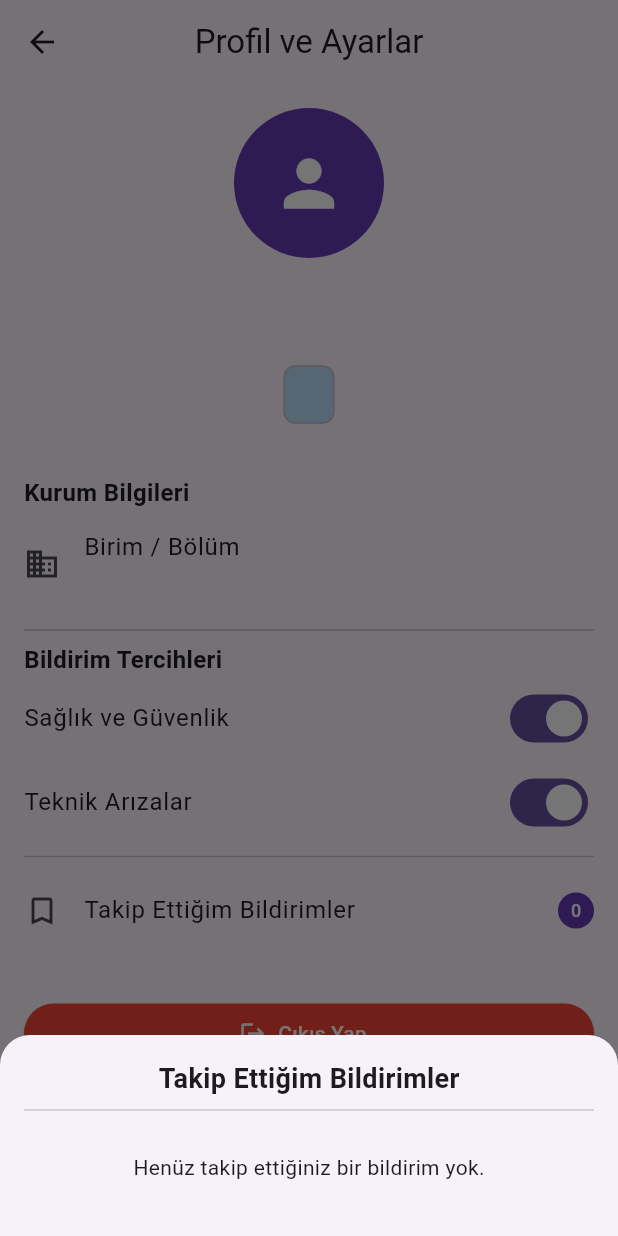
After one commit to SilaGeldi/Mobil_Projesi, a Flutter app: the ProfilePage screen opened directly, after a tap on "Takip Ettiğim Bildirimler", on a phone screen of 412 x 824 dp. The commit adds this screen. Run offline on Flutter 3.47's test engine with Material 3 defaults, Android fonts, the phone set to English and light mode, and no system bars; our stand-ins replace cloud_firestore, firebase_auth, firebase_core, geolocator, google_maps_flutter; accounts and stored records are empty.

Commit message:
feat: profil sayfasi, bildirim takip sistemi ve user preferences altyapisi tamamlandi

```diff
--- a/lib/main.dart
+++ b/lib/main.dart
@@ -11,7 +11,6 @@ import 'view_models/notification_view_model.dart';
 // Views
 import 'views/auth/login_view.dart';
 import 'views/main/home_page.dart';
-import 'views/main/add_new_notif_page.dart';
 
 // 🔥 TEST MODU — sadece sen kullanacaksın
 const bool testMode = false;
--- a/lib/models/notification_model.dart
+++ b/lib/models/notification_model.dart
@@ -10,6 +10,7 @@ class NotificationModel {
   Timestamp date;
   String createdBy;
   String createdByName;
+  final List<String> followers;
 
   NotificationModel({
     this.notifId,
@@ -21,6 +22,7 @@ class NotificationModel {
     required this.date,
     required this.createdBy,
     required this.createdByName,
+    required this.followers,
   });
 
   // Firestore -> Model
@@ -36,6 +38,7 @@ class NotificationModel {
       date: map['date'] ?? Timestamp.now(),
       createdBy: map['createdBy'] ?? '',
       createdByName: map['createdByName'] ?? '',
+      followers: List<String>.from(map['followers'] ?? []),
 
     );
   }
@@ -51,7 +54,7 @@ class NotificationModel {
       "date": date,
       "createdBy": createdBy,
       "createdByName": createdByName,
-
+      "followers": followers,
     };
   }
 }
--- a/lib/views/main/add_new_notif_page.dart
+++ b/lib/views/main/add_new_notif_page.dart
@@ -77,6 +77,7 @@ class _AddNewNotificationPageState extends State<AddNewNotificationPage> {
       date: Timestamp.now(),
       createdBy: user.uid,
       createdByName: user.name,
+      followers: [],
     );
 
     await context
--- /dev/null
+++ b/lib/views/main/profile_page.dart
@@ -0,0 +1,195 @@
+import 'package:akilli_kampus_proje/view_models/notification_view_model.dart';
+import 'package:akilli_kampus_proje/views/auth/login_view.dart';
+import 'package:flutter/material.dart';
+import 'package:provider/provider.dart';
+import '../../view_models/auth_view_model.dart';
+
+class ProfilePage extends StatelessWidget {
+  const ProfilePage({super.key});
+
+  @override
+  Widget build(BuildContext context) {
+    // AuthViewModel'e erişiyoruz
+    final authViewModel = Provider.of<AuthViewModel>(context);
+    final user = authViewModel.currentUser;
+
+    return Scaffold(
+      appBar: AppBar(
+        title: const Text("Profil ve Ayarlar"),
+        centerTitle: true,
+      ),
+      body: user == null
+          ? const Center(child: CircularProgressIndicator())
+          : SingleChildScrollView(
+              padding: const EdgeInsets.all(16.0),
+              child: Column(
+                crossAxisAlignment: CrossAxisAlignment.start,
+                children: [
+                  // 1. Profil Bilgileri Bölümü (Gereksinim 7)
+                  Center(
+                    child: Column(
+                      children: [
+                        const CircleAvatar(
+                          radius: 50,
+                          backgroundColor: Colors.deepPurple,
+                          child: Icon(Icons.person, size: 50, color: Colors.white),
+                        ),
+                        const SizedBox(height: 10),
+                        Text(
+                          user.name,
+                          style: const TextStyle(fontSize: 22, fontWeight: FontWeight.bold),
+                        ),
+                        Text(
+                          user.email,
+                          style: TextStyle(color: Colors.grey[600]),
+                        ),
+                        const SizedBox(height: 5),
+                        Chip(
+                          label: Text(user.role.toUpperCase()),
+                          backgroundColor: user.role == "admin" ? Colors.red[100] : Colors.blue[100],
+                        ),
+                      ],
+                    ),
+                  ),
+                  const SizedBox(height: 30),
+
+                  const Text("Kurum Bilgileri", style: TextStyle(fontWeight: FontWeight.bold, fontSize: 16)),
+                  ListTile(
+                    contentPadding: EdgeInsets.zero,
+                    leading: const Icon(Icons.business),
+                    title: const Text("Birim / Bölüm"),
+                    subtitle: Text(user.unit),
+                  ),
+                  const Divider(),
+
+                  // 2. Bildirim Ayarları (Gereksinim 7)
+                  const Text("Bildirim Tercihleri", style: TextStyle(fontWeight: FontWeight.bold, fontSize: 16)),
+                  // Sağlık ve Güvenlik Switch'i
+SwitchListTile(
+  contentPadding: EdgeInsets.zero,
+  title: const Text("Sağlık ve Güvenlik"),
+  // null safety için ünlem veya varsayılan değer kullanıyoruz
+  value: user.preferences['health'] ?? true,
+  onChanged: (val) {
+    authViewModel.updateNotificationPreference('health', val);
+  },
+),
+
+// Teknik Arızalar Switch'i
+SwitchListTile(
+  contentPadding: EdgeInsets.zero,
+  title: const Text("Teknik Arızalar"),
+  value: user.preferences['technical'] ?? true,
+  onChanged: (val) {
+    authViewModel.updateNotificationPreference('technical', val);
+  },
+),
+                  const Divider(),
+
+                  // 3. Takip Edilen Bildirimler
+                 // ProfilePage içindeki Takip Edilenler ListTile'ı için yönlendirme mantığı:
+
+ListTile(
+  contentPadding: EdgeInsets.zero,
+  leading: const Icon(Icons.bookmark_outline),
+  title: const Text("Takip Ettiğim Bildirimler"),
+  // Takip edilen bildirim sayısını göstermek için:
+  trailing: CircleAvatar(
+    radius: 12,
+    backgroundColor: Colors.deepPurple,
+    child: Text(
+      context.read<NotificationViewModel>().getFollowedNotifications(user!.uid).length.toString(),
+      style: const TextStyle(fontSize: 12, color: Colors.white),
+    ),
+  ),
+  onTap: () {
+    // Burada yeni bir sayfaya yönlendirebiliriz veya
+    // bir ModalBottomSheet açıp listeyi gösterebiliriz.
+    _showFollowedNotifications(context, user.uid);
+  },
+),
+                  const SizedBox(height: 30),
+
+                  // 4. Çıkış Yap (Gereksinim 7)
+                  SizedBox(
+                    width: double.infinity,
+                    child: ElevatedButton.icon(
+                      onPressed: () async {
+                        await authViewModel.signOut();
+                         Navigator.of(context).pushReplacement(
+                        MaterialPageRoute(builder: (context) => const LoginView()),
+                      );
+                        // SignOut sonrası AuthViewModel'deki notifyListeners() tetiklenir
+                        // Eğer main.dart'ta StreamBuilder veya Consumer varsa otomatik Login'e atar.
+                      },
+                      icon: const Icon(Icons.logout),
+                      label: const Text("Çıkış Yap"),
+                      style: ElevatedButton.styleFrom(
+                        backgroundColor: Colors.red,
+                        foregroundColor: Colors.white,
+                      ),
+                    ),
+                  ),
+                ],
+              ),
+            ),
+    );
+  }
+
+  void _showFollowedNotifications(BuildContext context, String uid) {
+    showModalBottomSheet(
+    context: context,
+    shape: const RoundedRectangleBorder(
+      borderRadius: BorderRadius.vertical(top: Radius.circular(20)),
+    ),
+    builder: (context) {
+      // NotificationViewModel'i dinliyoruz
+      return Consumer<NotificationViewModel>(
+        builder: (context, notificationVM, child) {
+          final followedList = notificationVM.getFollowedNotifications(uid);
+
+          return Padding(
+            padding: const EdgeInsets.all(16.0),
+            child: Column(
+              mainAxisSize: MainAxisSize.min,
+              children: [
+                const Text(
+                  "Takip Ettiğim Bildirimler",
+                  style: TextStyle(fontSize: 18, fontWeight: FontWeight.bold),
+                ),
+                const Divider(),
+                followedList.isEmpty
+                    ? const Padding(
+                        padding: EdgeInsets.all(20.0),
+                        child: Text("Henüz takip ettiğiniz bir bildirim yok."),
+                      )
+                    : Expanded(
+                        child: ListView.builder(
+                          itemCount: followedList.length,
+                          itemBuilder: (context, index) {
+                            final item = followedList[index];
+                            return ListTile(
+                              leading: const Icon(Icons.info_outline, color: Colors.deepPurple),
+                              title: Text(item.title),
+                              subtitle: Text("Durum: ${item.status}"),
+                              trailing: IconButton(
+                                icon: const Icon(Icons.bookmark_remove, color: Colors.red),
+                                onPressed: () {
+                                  // Takibi bırakma işlemi
+                                  notificationVM.toggleFollowNotification(item.notifId!, uid);
+                                },
+                              ),
+                            );
+                          },
+                        ),
+                      ),
+              ],
+            ),
+          );
+        },
+      );
+    },
+  );
+  }
+
+}
```
Also changed, not shown: lib/models/user_model.dart (+18 -9 lines), lib/services/auth_service.dart (+22 -13 lines), lib/view_models/auth_view_model.dart (+21 -1 lines), lib/view_models/notification_view_model.dart (+32 -0 lines), lib/views/main/home_page.dart (+16 -15 lines).
